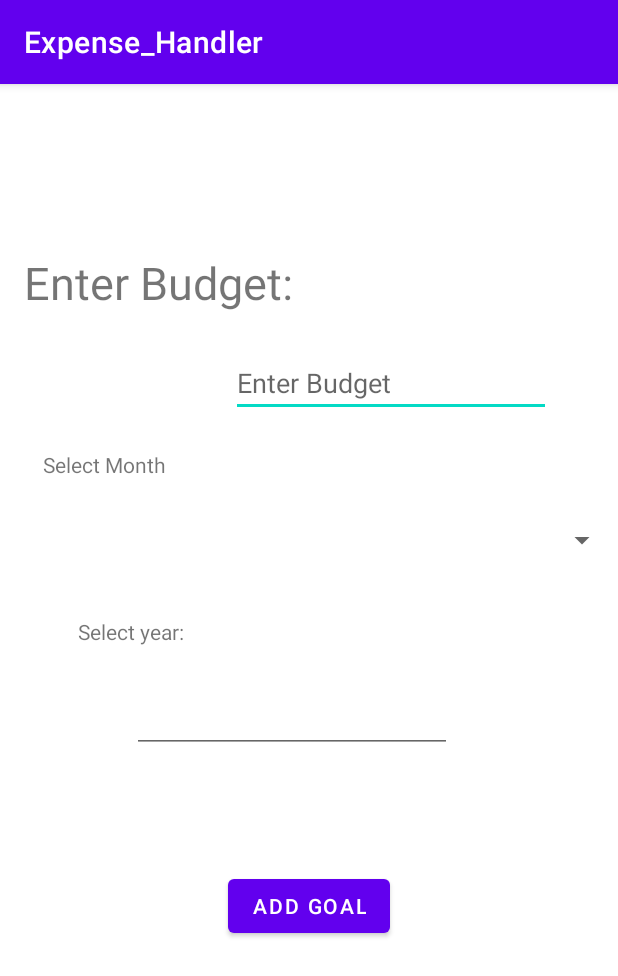
After one commit to abhilash1004/ExpenseHandler, an Android app: the SetGoalsActivity screen opened directly, with no data from a screen before it, on a phone screen of 412 x 824 dp. The commit adds this screen. Shown: the top 976 px of the screen. Run offline under Robolectric (Android 15) with nearby library versions, the phone set to English and light mode, and no system bars.

Commit message:
Setgoals activity and xml created

```diff
--- a/app/src/main/AndroidManifest.xml
+++ b/app/src/main/AndroidManifest.xml
@@ -9,7 +9,8 @@
         android:roundIcon="@mipmap/ic_launcher_round"
         android:supportsRtl="true"
         android:theme="@style/Theme.Expense_Handler">
-        <activity android:name=".activities.displayExpenditure"></activity>
+        <activity android:name=".activities.SetGoalsActivity"></activity>
+        <activity android:name=".activities.displayExpenditure" />
         <activity android:name=".activities.AddExpenses" />
         <activity android:name=".HomePage" />
         <activity android:name=".activities.SampleDisplayActivity" />
--- /dev/null
+++ b/app/src/main/java/com/mad_lab_project/expense_handler/activities/SetGoalsActivity.java
@@ -0,0 +1,55 @@
+package com.mad_lab_project.expense_handler.activities;
+
+import androidx.appcompat.app.AppCompatActivity;
+
+import android.content.res.Resources;
+import android.os.Bundle;
+import android.util.Log;
+import android.view.View;
+import android.widget.ArrayAdapter;
+import android.widget.Button;
+import android.widget.EditText;
+import android.widget.Spinner;
+import android.widget.AdapterView;
+
+import com.mad_lab_project.expense_handler.R;
+
+public class SetGoalsActivity extends AppCompatActivity implements AdapterView.OnItemSelectedListener {
+    Spinner monthSpinner;
+    //Spinner yearSpinner;
+    EditText editTextYear;
+    EditText etBudget;
+    Button btnSetGoal;
+    String months[];
+    String years[];
+    ArrayAdapter<CharSequence> adapter;
+    int selectedMonth;
+    @Override
+    protected void onCreate(Bundle savedInstanceState) {
+        super.onCreate(savedInstanceState);
+        setContentView(R.layout.activity_set_goals);
+
+        monthSpinner = (Spinner) findViewById(R.id.spinnerMonth);
+        //yearSpinner = (Spinner) findViewById(R.id.spinnerYear);
+        editTextYear = (EditText) findViewById(R.id.editTextYear);
+        etBudget = (EditText) findViewById(R.id.editTextBudget);
+        btnSetGoal = (Button) findViewById(R.id.buttonAddGoal);
+
+        adapter = ArrayAdapter.createFromResource(this,R.array.Months, android.R.layout.simple_spinner_item);
+        adapter.setDropDownViewResource(android.R.layout.simple_spinner_dropdown_item);
+
+        Resources res = getResources();
+        months = res.getStringArray(R.array.Months);
+
+
+    }
+
+    @Override
+    public void onItemSelected(AdapterView<?> parent, View view, int position, long id) {
+        selectedMonth = position + 1;
+    }
+
+    @Override
+    public void onNothingSelected(AdapterView<?> parent) {
+    }
+}
--- /dev/null
+++ b/app/src/main/res/layout/activity_set_goals.xml
@@ -0,0 +1,90 @@
+<?xml version="1.0" encoding="utf-8"?>
+<androidx.constraintlayout.widget.ConstraintLayout xmlns:android="http://schemas.android.com/apk/res/android"
+    xmlns:app="http://schemas.android.com/apk/res-auto"
+    xmlns:tools="http://schemas.android.com/tools"
+    android:layout_width="match_parent"
+    android:layout_height="match_parent"
+    tools:context=".activities.SetGoalsActivity">
+
+    <TextView
+        android:id="@+id/textView"
+        android:layout_width="wrap_content"
+        android:layout_height="wrap_content"
+        android:layout_marginTop="112dp"
+        android:text="Enter Budget:"
+        android:textSize="30sp"
+        app:layout_constraintEnd_toEndOf="parent"
+        app:layout_constraintHorizontal_bias="0.069"
+        app:layout_constraintStart_toStartOf="parent"
+        app:layout_constraintTop_toTopOf="parent" />
+
+    <EditText
+        android:id="@+id/editTextBudget"
+        android:layout_width="wrap_content"
+        android:layout_height="wrap_content"
+        android:layout_marginTop="24dp"
+        android:ems="10"
+        android:hint="Enter Budget"
+        android:inputType="number"
+        app:layout_constraintEnd_toEndOf="parent"
+        app:layout_constraintHorizontal_bias="0.776"
+        app:layout_constraintStart_toStartOf="parent"
+        app:layout_constraintTop_toBottomOf="@+id/textView" />
+
+    <Spinner
+        android:id="@+id/spinnerMonth"
+        android:layout_width="match_parent"
+        android:layout_height="wrap_content"
+        android:layout_marginTop="292dp"
+        android:spinnerMode="dialog"
+        app:layout_constraintEnd_toEndOf="parent"
+        app:layout_constraintHorizontal_bias="0.0"
+        app:layout_constraintStart_toStartOf="parent"
+        app:layout_constraintTop_toTopOf="parent" />
+
+    <TextView
+        android:id="@+id/textView4"
+        android:layout_width="wrap_content"
+        android:layout_height="wrap_content"
+        android:layout_marginStart="28dp"
+        android:layout_marginTop="91dp"
+        android:layout_marginEnd="301dp"
+        android:text="Select Month"
+        app:layout_constraintEnd_toEndOf="parent"
+        app:layout_constraintStart_toStartOf="parent"
+        app:layout_constraintTop_toBottomOf="@+id/textView" />
+
+    <TextView
+        android:id="@+id/textView5"
+        android:layout_width="wrap_content"
+        android:layout_height="wrap_content"
+        android:layout_marginStart="52dp"
+        android:layout_marginTop="39dp"
+        android:text="Select year:"
+        app:layout_constraintStart_toStartOf="parent"
+        app:layout_constraintTop_toBottomOf="@+id/spinnerMonth" />
+
+    <Button
+        android:id="@+id/buttonAddGoal"
+        android:layout_width="wrap_content"
+        android:layout_height="wrap_content"
+        android:layout_marginBottom="196dp"
+        android:text="Add Goal"
+        app:layout_constraintBottom_toBottomOf="parent"
+        app:layout_constraintEnd_toEndOf="parent"
+        app:layout_constraintStart_toStartOf="parent" />
+
+    <EditText
+        android:id="@+id/editTextYear"
+        android:layout_width="wrap_content"
+        android:layout_height="wrap_content"
+        android:layout_marginStart="89dp"
+        android:layout_marginTop="26dp"
+        android:layout_marginEnd="112dp"
+        android:ems="10"
+        android:inputType="number"
+        app:layout_constraintEnd_toEndOf="parent"
+        app:layout_constraintStart_toStartOf="parent"
+        app:layout_constraintTop_toBottomOf="@+id/textView5" />
+
+</androidx.constraintlayout.widget.ConstraintLayout>
--- a/app/src/main/res/values/strings.xml
+++ b/app/src/main/res/values/strings.xml
@@ -11,4 +11,18 @@
         <item>Family Events</item>
         <item>Miscellaneous</item>
     </string-array>
+    <string-array name="Months">
+        <item>Jan</item>
+        <item>Feb</item>
+        <item>Mar</item>
+        <item>Apr</item>
+        <item>May</item>
+        <item>June</item>
+        <item>July</item>
+        <item>Aug</item>
+        <item>Sept</item>
+        <item>Oct</item>
+        <item>Nov</item>
+        <item>Dec</item>
+    </string-array>
 </resources>
```
